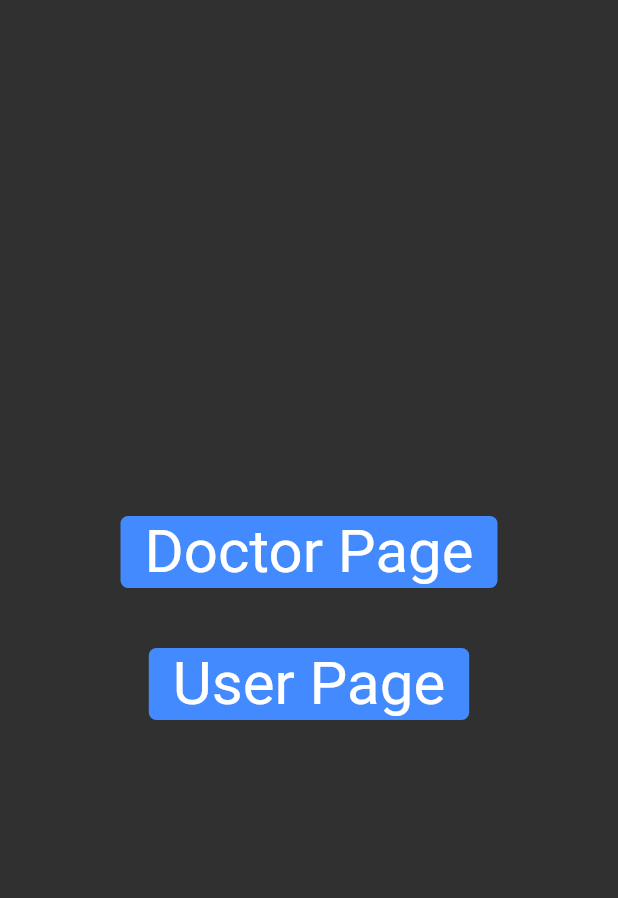
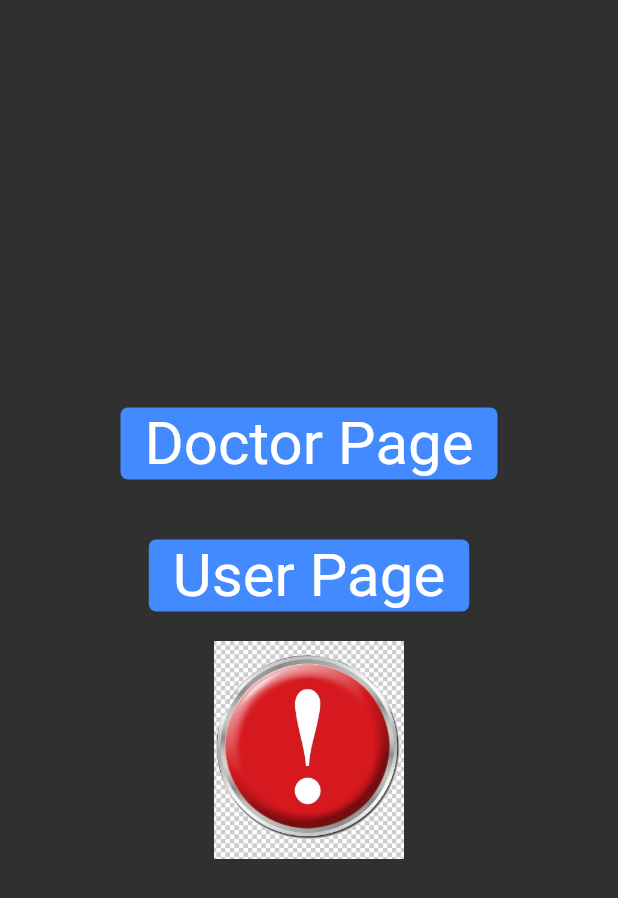
Before and after one commit to manRexx/Flutter_Doctuber, a Flutter app: the screen it shows after launch, on a phone screen of 412 x 824 dp. Shown: the top 898 px of the screen. Run offline on Flutter 3.47's test engine with Material 2 defaults, Android fonts, the phone set to English and light mode, and no system bars; our stand-ins replace firebase_auth, geolocator; accounts and stored records are empty.

Commit message:
'message'

```diff
--- a/lib/WelcomeScreen.dart
+++ b/lib/WelcomeScreen.dart
@@ -1,4 +1,5 @@
 import 'package:doctorapp/Doctor_files/Doctor1.dart';
+import 'package:doctorapp/user_files/U_Location.dart';
 import 'package:doctorapp/user_files/User1.dart';
 import 'package:flutter/material.dart';
 
@@ -42,7 +43,6 @@ class _WelcomeScreenState extends State<WelcomeScreen> {
                   ),
                 ),
               ),
-
               Container(
                 padding: EdgeInsets.all(20.0),
                 child: Material(
@@ -64,6 +64,16 @@ class _WelcomeScreenState extends State<WelcomeScreen> {
                   ),
                 ),
               ),
+              Container(
+                child: MaterialButton(
+                  onPressed: (){
+                    setState(() {});
+                    Navigator.pushNamed(context, U_Location.id);
+                  },
+                  child: Image.asset('images/Emergency1.png',
+                  scale: 5, ),
+                ),
+              ),
             ],
           ),
         ],
--- a/pubspec.yaml
+++ b/pubspec.yaml
@@ -43,8 +43,9 @@ flutter:
   uses-material-design: true
 
   # To add assets to your application, add an assets section, like this:
-  # assets:
-  #  - images/a_dot_burr.jpeg
+  assets:
+  - images/EmergencyButton.jpeg
+  - images/Emergency1.png
   #  - images/a_dot_ham.jpeg
 
   # An image asset can refer to one or more resolution-specific "variants", see
```
Also changed, not shown: images/Emergency1.png (added), images/EmergencyButton.jpeg (added), lib/services/Location.dart (renamed from lib/Location.dart).
